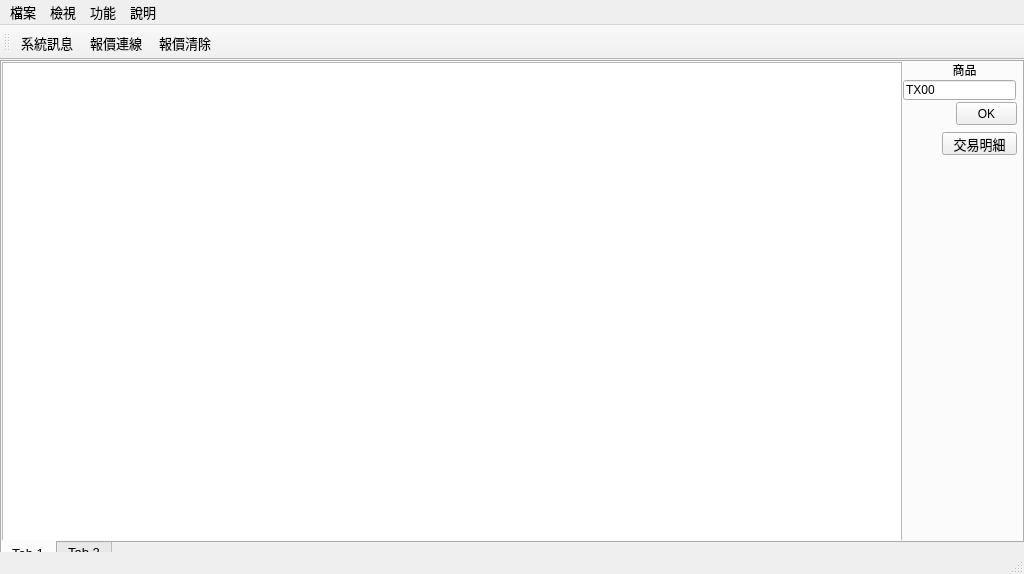
This is APIver1/UI/MainWindow.ui in clamgee/python-code as Qt 5 draws it before an edit. The edited form follows.
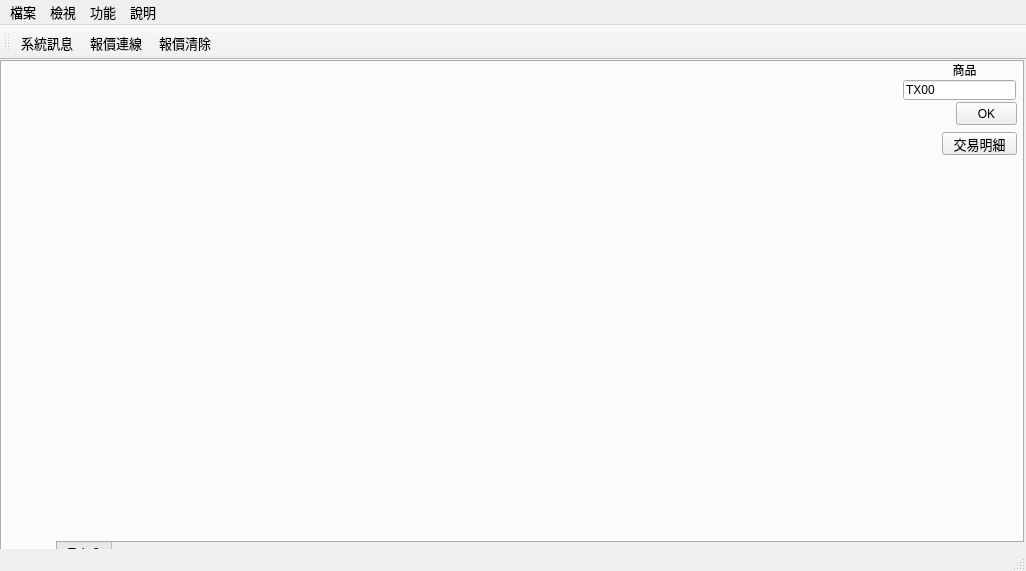
This is the edited form.

Diff of the .ui file:
```diff
--- a/APIver1/UI/MainWindow.ui
+++ b/APIver1/UI/MainWindow.ui
@@ -9,8 +9,8 @@
    <rect>
     <x>0</x>
     <y>0</y>
-    <width>1024</width>
-    <height>574</height>
+    <width>1026</width>
+    <height>571</height>
    </rect>
   </property>
   <property name="font">
@@ -42,16 +42,6 @@
      <attribute name="title">
       <string>Tab 1</string>
      </attribute>
-     <widget class="QGraphicsView" name="KLineview">
-      <property name="geometry">
-       <rect>
-        <x>0</x>
-        <y>0</y>
-        <width>900</width>
-        <height>479</height>
-       </rect>
-      </property>
-     </widget>
      <widget class="QLineEdit" name="commodityline">
       <property name="geometry">
        <rect>
@@ -122,6 +112,17 @@
        <string>交易明細</string>
       </property>
      </widget>
+     <widget class="QWidget" name="gridLayoutWidget">
+      <property name="geometry">
+       <rect>
+        <x>0</x>
+        <y>0</y>
+        <width>891</width>
+        <height>481</height>
+       </rect>
+      </property>
+      <layout class="QGridLayout" name="GL"/>
+     </widget>
     </widget>
     <widget class="QWidget" name="tab_2">
      <attribute name="title">
@@ -136,7 +137,7 @@
     <rect>
      <x>0</x>
      <y>0</y>
-     <width>1024</width>
+     <width>1026</width>
      <height>21</height>
     </rect>
    </property>
```
